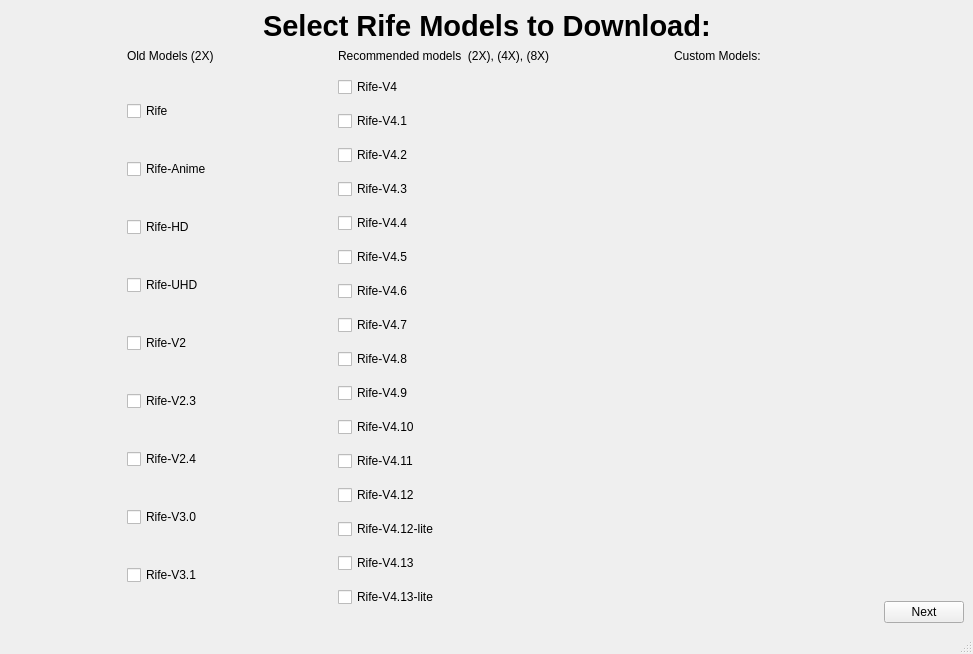
Above: src/getModels/SelectModels.ui from TNTwise/REAL-Video-Enhancer before the change. Below: the same form after it.
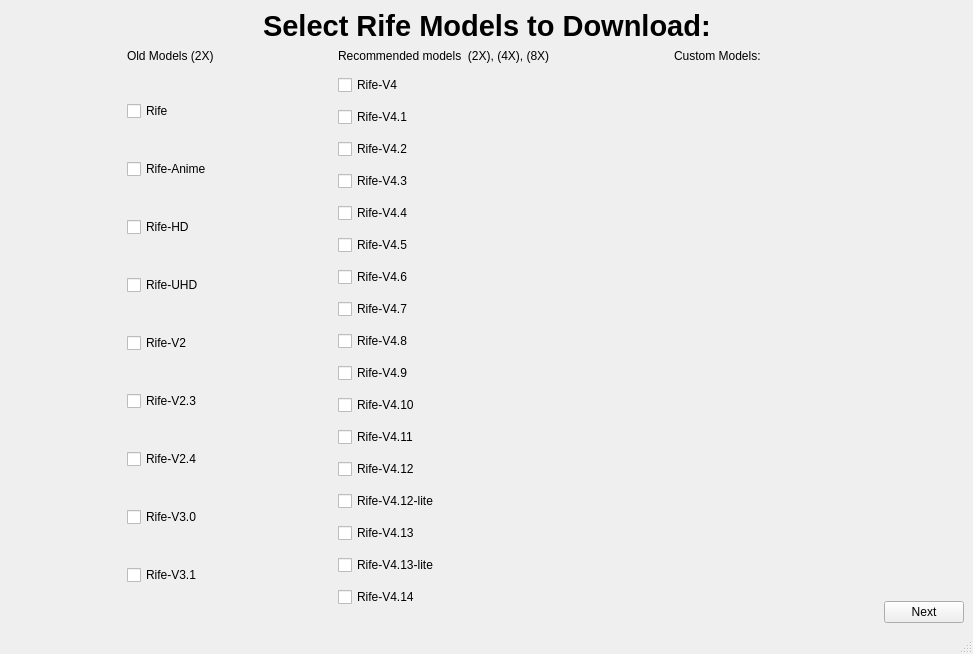
That is the form after the change.

```diff
--- a/src/getModels/SelectModels.ui
+++ b/src/getModels/SelectModels.ui
@@ -262,6 +262,13 @@
               </property>
              </widget>
             </item>
+            <item>
+             <widget class="QCheckBox" name="rife414">
+              <property name="text">
+               <string>Rife-V4.14</string>
+              </property>
+             </widget>
+            </item>
            </layout>
           </item>
           <item row="1" column="0">
```
